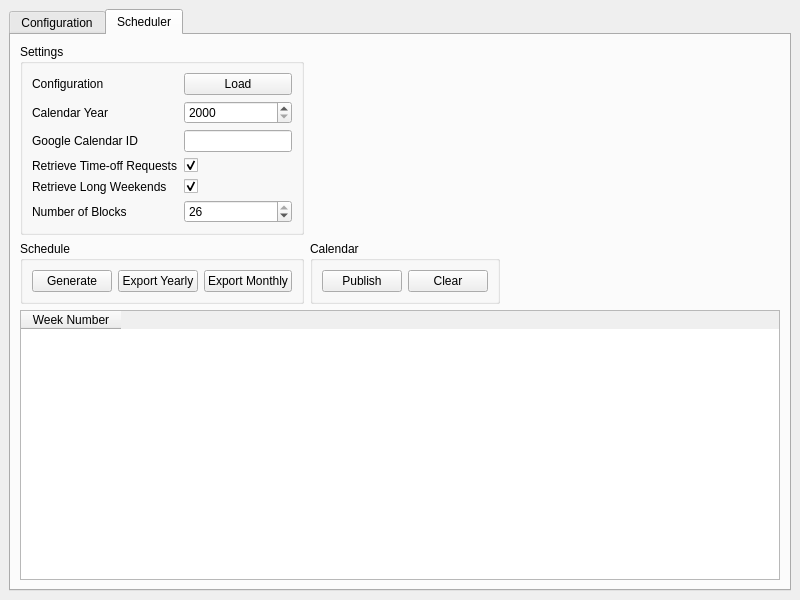
Before: the Qt Designer form src/designer/mainwindow.ui in mishra-lab/scheduler, drawn with Qt 5.
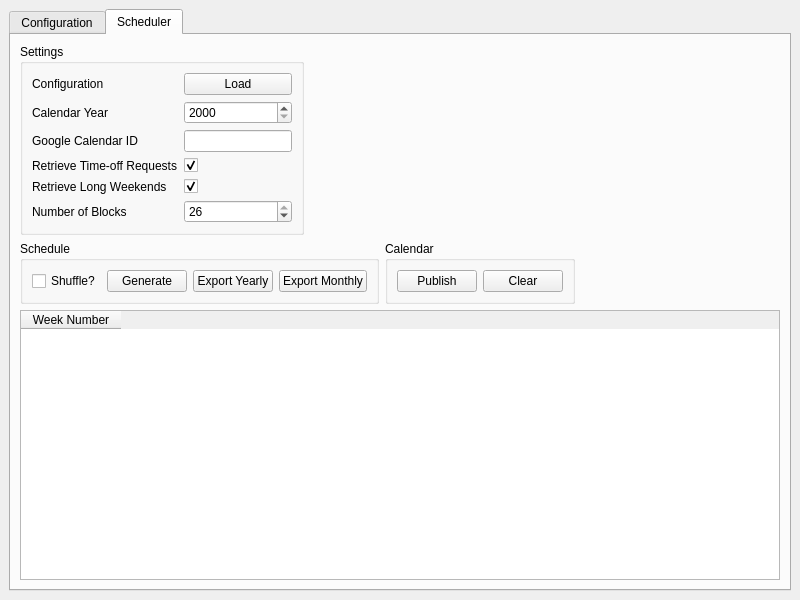
After: the same form once the commit is applied. The open tabs and pages were chosen to show the change.

```diff
--- a/src/designer/mainwindow.ui
+++ b/src/designer/mainwindow.ui
@@ -252,6 +252,13 @@
              <string>Schedule</string>
             </property>
             <layout class="QHBoxLayout" name="horizontalLayout_3">
+             <item>
+              <widget class="QCheckBox" name="shuffleCheckBox">
+               <property name="text">
+                <string>Shuffle?</string>
+               </property>
+              </widget>
+             </item>
              <item>
               <widget class="QPushButton" name="generateScheduleButton">
                <property name="toolTip">
```
Left out of the diff: 2 changed lines with no effect on the pictures.
